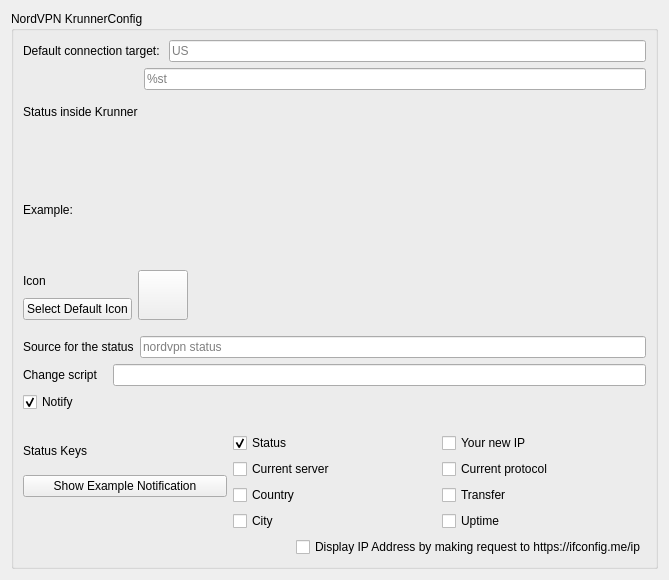
First picture: the form in src/config/nordvpn_config.ui, repository alex1701c/NordVPNKrunner, before the edit.
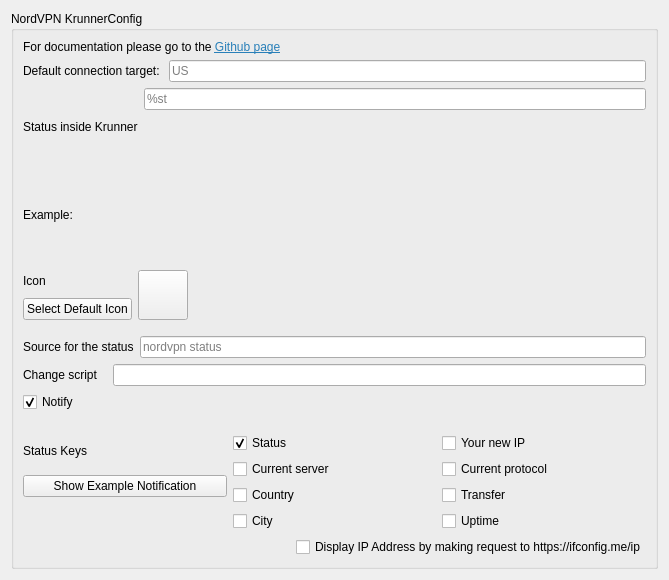
Second picture: the form after the edit.

```diff
--- a/src/config/nordvpn_config.ui
+++ b/src/config/nordvpn_config.ui
@@ -36,6 +36,22 @@
       <string>NordVPN KrunnerConfig</string>
      </property>
      <layout class="QVBoxLayout" name="verticalLayout_4">
+      <item>
+       <widget class="QLabel" name="label">
+        <property name="sizePolicy">
+         <sizepolicy hsizetype="Preferred" vsizetype="Fixed">
+          <horstretch>0</horstretch>
+          <verstretch>0</verstretch>
+         </sizepolicy>
+        </property>
+        <property name="text">
+         <string>&lt;html&gt;&lt;head/&gt;&lt;body&gt;&lt;p&gt;For documentation please go to the &lt;a href=&quot;https://github.com/alex1701c/NordVPNKrunner/#settings&quot;&gt;&lt;span style=&quot; text-decoration: underline; color:#2980b9;&quot;&gt;Github page&lt;/span&gt;&lt;/a&gt;&lt;/p&gt;&lt;/body&gt;&lt;/html&gt;</string>
+        </property>
+        <property name="openExternalLinks">
+         <bool>true</bool>
+        </property>
+       </widget>
+      </item>
       <item>
        <layout class="QHBoxLayout" name="horizontalLayout">
         <item>
```
